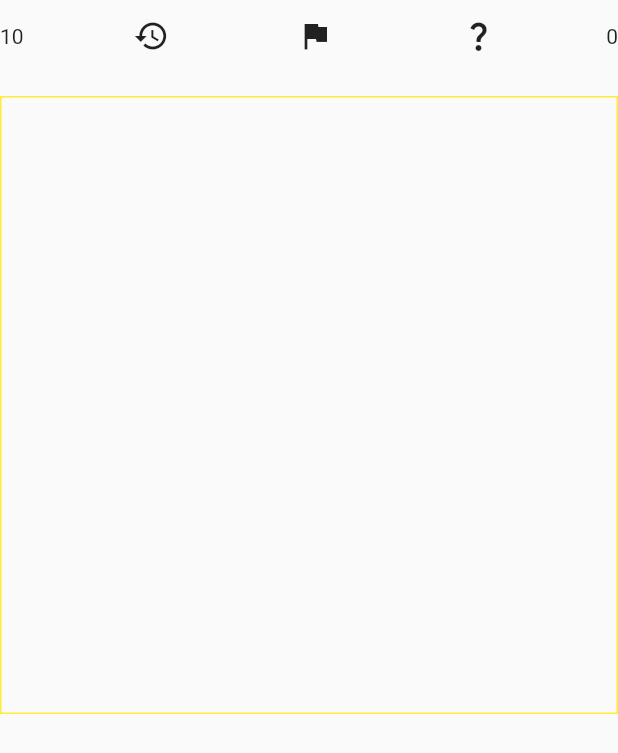
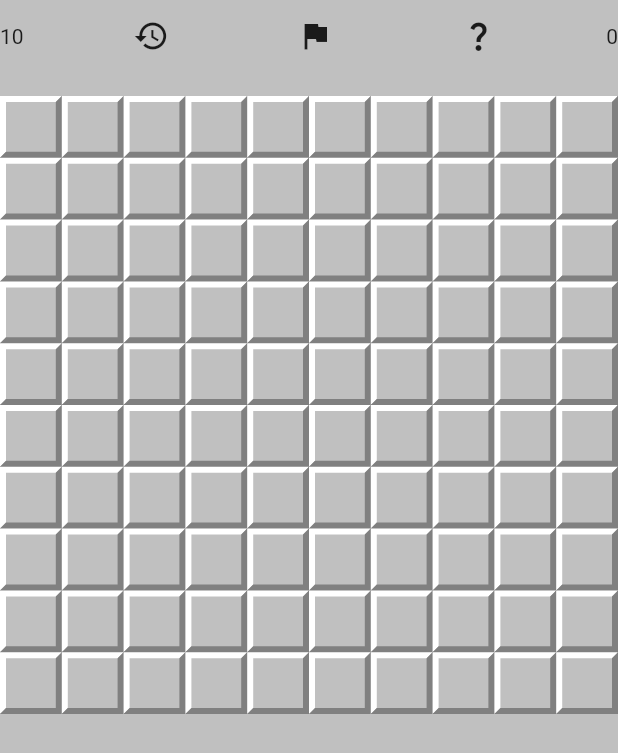
Before and after one commit to Pierre-Monier/minesweeper, a Flutter app: the screen it shows after launch, on a phone screen of 412 x 824 dp. Shown: the top 753 px of the screen. Run offline on Flutter 3.47's test engine with Material 2 defaults, Android fonts, the phone set to English and light mode, and no system bars.

Commit message:
feat: add old school border

```diff
--- a/lib/ui/cell_tile.dart
+++ b/lib/ui/cell_tile.dart
@@ -4,6 +4,9 @@ import 'package:mines_sweeper/game/game.dart';
 import 'package:mines_sweeper/game/mine.dart';
 import 'package:mines_sweeper/notifier/first_revealed_mine.dart';
 import 'package:mines_sweeper/notifier/game.notifier.dart';
+import 'package:mines_sweeper/ui/old_school_border.dart';
+import 'package:mines_sweeper/ui/theme/color.dart';
+import 'package:mines_sweeper/ui/theme/typographie.dart';
 
 class CellTile extends StatelessWidget {
   const CellTile({
@@ -17,7 +20,11 @@ class CellTile extends StatelessWidget {
 
   @override
   Widget build(BuildContext context) {
-    return ValueListenableBuilder(
+    return DecoratedBox(
+      decoration: BoxDecoration(
+        border: Border.all(color: GameColor.cellBorderColor, width: 0.5),
+      ),
+      child: ValueListenableBuilder(
         valueListenable: cell.displayMode,
         builder: (context, value, child) {
           switch (value) {
@@ -35,6 +42,7 @@ class CellTile extends StatelessWidget {
               return _QuestionCellTile(cell: cell);
           }
         },
+      ),
     );
   }
 }
@@ -46,9 +54,11 @@ class _HiddenCellTile extends StatelessWidget {
 
   @override
   Widget build(BuildContext context) {
-    return InkWell(
+    return OldSchoolBorder(
+      child: InkWell(
         onTap: onCellTap,
         child: const SizedBox.shrink(),
+      ),
     );
   }
 }
@@ -58,15 +68,27 @@ class _RevealCellTile extends StatelessWidget {
 
   final Cell cell;
 
+  String get _minesAroundText =>
+      cell.minesAround > 0 ? cell.minesAround.toString() : '';
+
+  Color? get _minesAroundTextColor => cell.minesAround > 0
+      ? GameColor.minesAroundColor[cell.minesAround - 1]
+      : null;
+
   @override
   Widget build(BuildContext context) {
     final firstRevealedMine = FirstRevealedMine.of(context).mine;
 
-    return ColoredBox(
+    return Center(
+      child: ColoredBox(
         color: cell == firstRevealedMine ? Colors.red : Colors.transparent,
         child: Text(
-        cell is Mine ? 'X' : cell.minesAround.toString(),
+          cell is Mine ? 'X' : _minesAroundText,
           textAlign: TextAlign.center,
+          style: GameTypographie.cellTextStyle.copyWith(
+            color: _minesAroundTextColor,
+          ),
+        ),
       ),
     );
   }
--- a/lib/ui/game_body.dart
+++ b/lib/ui/game_body.dart
@@ -10,12 +10,7 @@ class GameBody extends StatelessWidget {
   Widget build(BuildContext context) {
     final gameNotifier = GameNotifierProvider.of(context).gameNotifier;
 
-    return DecoratedBox(
-      decoration: BoxDecoration(
-        // color: Colors.yellow,
-        border: Border.all(color: Colors.yellow),
-      ),
-      child: ValueListenableBuilder(
+    return ValueListenableBuilder(
       valueListenable: gameNotifier,
       builder: (context, game, _) => ValueListenableBuilder(
         valueListenable: game.firstRevealedMine,
@@ -41,7 +36,6 @@ class GameBody extends StatelessWidget {
           );
         },
       ),
-      ),
     );
   }
 }
--- a/lib/ui/game_page.dart
+++ b/lib/ui/game_page.dart
@@ -2,6 +2,7 @@ import 'package:flutter/material.dart';
 import 'package:mines_sweeper/notifier/game.notifier.dart';
 import 'package:mines_sweeper/ui/game_bar.dart';
 import 'package:mines_sweeper/ui/game_body.dart';
+import 'package:mines_sweeper/ui/theme/color.dart';
 
 class GamePage extends StatelessWidget {
   const GamePage({super.key});
@@ -10,6 +11,7 @@ class GamePage extends StatelessWidget {
   Widget build(BuildContext context) {
     return GameNotifierProvider(
       child: const Scaffold(
+        backgroundColor: GameColor.backgroundColor,
         body: Column(
           children: [
             GameBar(),
--- /dev/null
+++ b/lib/ui/theme/color.dart
@@ -0,0 +1,23 @@
+import 'dart:ui';
+
+class GameColor {
+  const GameColor._();
+
+  static const Color backgroundColor = Color(0xFFC0C0C0);
+
+  static const Color cellBorderColor = Color(0xFF7B7B7B);
+
+  static const ({Color lightColor, Color darkColor}) oldSchoolBorder =
+      (lightColor: Color(0xFFFFFFFF), darkColor: Color(0xFF808080));
+
+  static const List<Color> minesAroundColor = [
+    Color(0xFF0000FF),
+    Color(0xFF017F01),
+    Color(0xFFFF0000),
+    Color(0xFF010080),
+    Color(0xFF810102),
+    Color(0xFF008081),
+    Color(0xFF000000),
+    Color(0xFF808080),
+  ];
+}
```
Also changed, not shown: lib/ui/old_school_border.dart (added, +63 -0 lines), lib/ui/theme/typographie.dart (added, +10 -0 lines), pubspec.yaml (+4 -6 lines), asset/font/mine-sweeper.ttf (added), 2 other files. Lines whose indentation alone changed are shown as unchanged.
